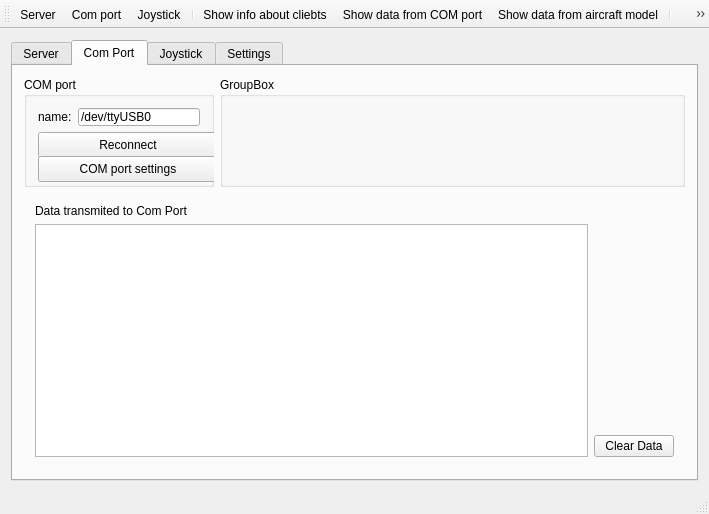
First picture: the form in mainwindow.ui, repository AndreyShelest/T10-server, before the edit.
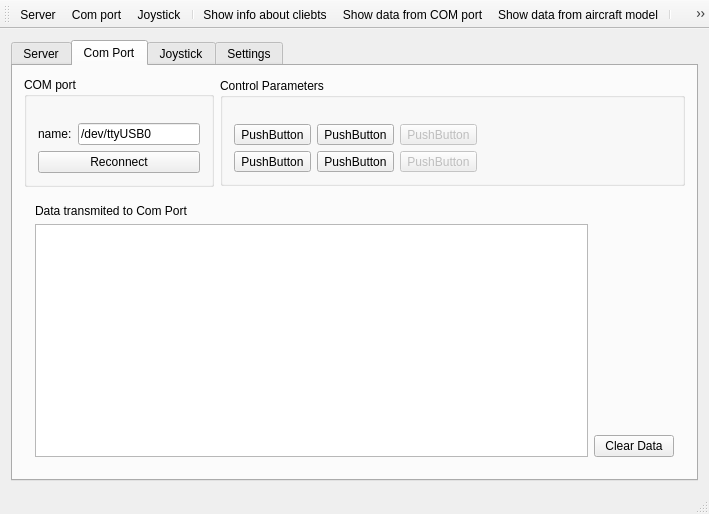
Second picture: the form after the edit. The open tabs and pages were chosen to show the change. Icons and pictures are not drawn.

Commit message: +add buttons to control Com Port Packet

What changed in the file:
```diff
--- a/mainwindow.ui
+++ b/mainwindow.ui
@@ -381,133 +381,6 @@
         <string>Com Port</string>
        </attribute>
        <layout class="QGridLayout" name="gridLayout_2">
-        <item row="0" column="0">
-         <widget class="QGroupBox" name="groupBox_comPort">
-          <property name="sizePolicy">
-           <sizepolicy hsizetype="Expanding" vsizetype="Expanding">
-            <horstretch>0</horstretch>
-            <verstretch>0</verstretch>
-           </sizepolicy>
-          </property>
-          <property name="maximumSize">
-           <size>
-            <width>190</width>
-            <height>110</height>
-           </size>
-          </property>
-          <property name="title">
-           <string>COM port</string>
-          </property>
-          <property name="flat">
-           <bool>false</bool>
-          </property>
-          <property name="checkable">
-           <bool>false</bool>
-          </property>
-          <layout class="QGridLayout" name="gridLayout">
-           <item row="0" column="0">
-            <widget class="QLabel" name="label_comPortName">
-             <property name="text">
-              <string>name:</string>
-             </property>
-            </widget>
-           </item>
-           <item row="0" column="1">
-            <widget class="QLineEdit" name="lineEditPort">
-             <property name="text">
-              <string>/dev/ttyUSB0</string>
-             </property>
-            </widget>
-           </item>
-           <item row="1" column="0" colspan="2">
-            <widget class="QPushButton" name="pushButton_comPortReconnect">
-             <property name="minimumSize">
-              <size>
-               <width>180</width>
-               <height>26</height>
-              </size>
-             </property>
-             <property name="maximumSize">
-              <size>
-               <width>180</width>
-               <height>26</height>
-              </size>
-             </property>
-             <property name="toolTip">
-              <string>Com Port reconnect</string>
-             </property>
-             <property name="text">
-              <string>Reconnect</string>
-             </property>
-             <property name="icon">
-              <iconset resource="T10_Server3.qrc">
-               <normaloff>:/resources/icons/plug_in.svg</normaloff>:/resources/icons/plug_in.svg</iconset>
-             </property>
-             <property name="iconSize">
-              <size>
-               <width>20</width>
-               <height>20</height>
-              </size>
-             </property>
-             <property name="checkable">
-              <bool>false</bool>
-             </property>
-             <property name="checked">
-              <bool>false</bool>
-             </property>
-             <property name="autoRepeat">
-              <bool>false</bool>
-             </property>
-             <property name="flat">
-              <bool>false</bool>
-             </property>
-            </widget>
-           </item>
-           <item row="2" column="0" colspan="2">
-            <widget class="QPushButton" name="pushButton">
-             <property name="minimumSize">
-              <size>
-               <width>180</width>
-               <height>26</height>
-              </size>
-             </property>
-             <property name="maximumSize">
-              <size>
-               <width>180</width>
-               <height>26</height>
-              </size>
-             </property>
-             <property name="text">
-              <string>COM port settings</string>
-             </property>
-             <property name="icon">
-              <iconset resource="T10_Server3.qrc">
-               <normaloff>:/resources/icons/gears.svg</normaloff>:/resources/icons/gears.svg</iconset>
-             </property>
-             <property name="iconSize">
-              <size>
-               <width>20</width>
-               <height>20</height>
-              </size>
-             </property>
-            </widget>
-           </item>
-          </layout>
-         </widget>
-        </item>
-        <item row="0" column="1">
-         <widget class="QGroupBox" name="groupBox">
-          <property name="sizePolicy">
-           <sizepolicy hsizetype="Expanding" vsizetype="Preferred">
-            <horstretch>0</horstretch>
-            <verstretch>0</verstretch>
-           </sizepolicy>
-          </property>
-          <property name="title">
-           <string>GroupBox</string>
-          </property>
-         </widget>
-        </item>
         <item row="1" column="0" colspan="2">
          <widget class="QWidget" name="widget_3" native="true">
           <property name="sizePolicy">
@@ -560,6 +433,291 @@
           </layout>
          </widget>
         </item>
+        <item row="0" column="1">
+         <widget class="QGroupBox" name="groupBox">
+          <property name="sizePolicy">
+           <sizepolicy hsizetype="Expanding" vsizetype="Fixed">
+            <horstretch>0</horstretch>
+            <verstretch>0</verstretch>
+           </sizepolicy>
+          </property>
+          <property name="title">
+           <string>Control Parameters</string>
+          </property>
+          <layout class="QGridLayout" name="gridLayout_6">
+           <item row="2" column="3">
+            <widget class="QToolButton" name="tb_custom_pp">
+             <property name="enabled">
+              <bool>false</bool>
+             </property>
+             <property name="text">
+              <string>PushButton</string>
+             </property>
+             <property name="icon">
+              <iconset>
+               <normalon>:/resources/icons/airplane2.svg</normalon>
+              </iconset>
+             </property>
+             <property name="iconSize">
+              <size>
+               <width>24</width>
+               <height>24</height>
+              </size>
+             </property>
+             <property name="checkable">
+              <bool>true</bool>
+             </property>
+            </widget>
+           </item>
+           <item row="2" column="2">
+            <widget class="QToolButton" name="tb_custom_on">
+             <property name="enabled">
+              <bool>true</bool>
+             </property>
+             <property name="toolTip">
+              <string>&lt;html&gt;&lt;head/&gt;&lt;body&gt;&lt;p&gt;custom mode&lt;/p&gt;&lt;p&gt;&lt;br/&gt;&lt;/p&gt;&lt;/body&gt;&lt;/html&gt;</string>
+             </property>
+             <property name="text">
+              <string>PushButton</string>
+             </property>
+             <property name="icon">
+              <iconset resource="T10_Server3.qrc">
+               <normaloff>:/resources/icons/gears.svg</normaloff>:/resources/icons/gears.svg</iconset>
+             </property>
+             <property name="iconSize">
+              <size>
+               <width>24</width>
+               <height>24</height>
+              </size>
+             </property>
+             <property name="checkable">
+              <bool>true</bool>
+             </property>
+            </widget>
+           </item>
+           <item row="0" column="0">
+            <spacer name="verticalSpacer">
+             <property name="orientation">
+              <enum>Qt::Vertical</enum>
+             </property>
+             <property name="sizeHint" stdset="0">
+              <size>
+               <width>20</width>
+               <height>15</height>
+              </size>
+             </property>
+            </spacer>
+           </item>
+           <item row="1" column="0">
+            <widget class="QToolButton" name="tb_data_on">
+             <property name="enabled">
+              <bool>true</bool>
+             </property>
+             <property name="toolTip">
+              <string>&lt;html&gt;&lt;head/&gt;&lt;body&gt;&lt;p&gt;Turn ON aircraft data&lt;/p&gt;&lt;/body&gt;&lt;/html&gt;</string>
+             </property>
+             <property name="text">
+              <string>PushButton</string>
+             </property>
+             <property name="icon">
+              <iconset>
+               <normalon>:/resources/icons/airplane2.svg</normalon>
+              </iconset>
+             </property>
+             <property name="iconSize">
+              <size>
+               <width>24</width>
+               <height>24</height>
+              </size>
+             </property>
+             <property name="checkable">
+              <bool>true</bool>
+             </property>
+            </widget>
+           </item>
+           <item row="1" column="3">
+            <widget class="QToolButton" name="tb_custom_rau">
+             <property name="enabled">
+              <bool>false</bool>
+             </property>
+             <property name="text">
+              <string>PushButton</string>
+             </property>
+             <property name="icon">
+              <iconset>
+               <normalon>:/resources/icons/airplane2.svg</normalon>
+              </iconset>
+             </property>
+             <property name="iconSize">
+              <size>
+               <width>24</width>
+               <height>24</height>
+              </size>
+             </property>
+             <property name="checkable">
+              <bool>true</bool>
+             </property>
+            </widget>
+           </item>
+           <item row="1" column="2">
+            <widget class="QToolButton" name="tb_data_rau_joy">
+             <property name="enabled">
+              <bool>true</bool>
+             </property>
+             <property name="toolTip">
+              <string>&lt;html&gt;&lt;head/&gt;&lt;body&gt;&lt;p&gt;rau by joy&lt;/p&gt;&lt;/body&gt;&lt;/html&gt;</string>
+             </property>
+             <property name="text">
+              <string>PushButton</string>
+             </property>
+             <property name="icon">
+              <iconset>
+               <normalon>:/resources/icons/Wrench.svg</normalon>
+              </iconset>
+             </property>
+             <property name="iconSize">
+              <size>
+               <width>24</width>
+               <height>24</height>
+              </size>
+             </property>
+             <property name="checkable">
+              <bool>true</bool>
+             </property>
+            </widget>
+           </item>
+           <item row="2" column="0">
+            <widget class="QToolButton" name="tb_data_on_Joy">
+             <property name="enabled">
+              <bool>true</bool>
+             </property>
+             <property name="toolTip">
+              <string>&lt;html&gt;&lt;head/&gt;&lt;body&gt;&lt;p&gt;joy data&lt;/p&gt;&lt;/body&gt;&lt;/html&gt;</string>
+             </property>
+             <property name="text">
+              <string>PushButton</string>
+             </property>
+             <property name="icon">
+              <iconset>
+               <normalon>:/resources/icons/joystick2.svg</normalon>
+              </iconset>
+             </property>
+             <property name="iconSize">
+              <size>
+               <width>24</width>
+               <height>24</height>
+              </size>
+             </property>
+             <property name="checkable">
+              <bool>true</bool>
+             </property>
+            </widget>
+           </item>
+           <item row="2" column="4">
+            <widget class="QWidget" name="widget_5" native="true">
+             <property name="sizePolicy">
+              <sizepolicy hsizetype="Expanding" vsizetype="Expanding">
+               <horstretch>0</horstretch>
+               <verstretch>0</verstretch>
+              </sizepolicy>
+             </property>
+            </widget>
+           </item>
+          </layout>
+         </widget>
+        </item>
+        <item row="0" column="0">
+         <widget class="QGroupBox" name="groupBox_comPort">
+          <property name="sizePolicy">
+           <sizepolicy hsizetype="Expanding" vsizetype="Expanding">
+            <horstretch>0</horstretch>
+            <verstretch>0</verstretch>
+           </sizepolicy>
+          </property>
+          <property name="maximumSize">
+           <size>
+            <width>190</width>
+            <height>110</height>
+           </size>
+          </property>
+          <property name="title">
+           <string>COM port</string>
+          </property>
+          <property name="flat">
+           <bool>false</bool>
+          </property>
+          <property name="checkable">
+           <bool>false</bool>
+          </property>
+          <layout class="QGridLayout" name="gridLayout">
+           <item row="0" column="1">
+            <spacer name="verticalSpacer_3">
+             <property name="orientation">
+              <enum>Qt::Vertical</enum>
+             </property>
+             <property name="sizeHint" stdset="0">
+              <size>
+               <width>20</width>
+               <height>2</height>
+              </size>
+             </property>
+            </spacer>
+           </item>
+           <item row="1" column="1">
+            <widget class="QLineEdit" name="lineEditPort">
+             <property name="text">
+              <string>/dev/ttyUSB0</string>
+             </property>
+            </widget>
+           </item>
+           <item row="1" column="0">
+            <widget class="QLabel" name="label_comPortName">
+             <property name="text">
+              <string>name:</string>
+             </property>
+            </widget>
+           </item>
+           <item row="2" column="0" colspan="2">
+            <widget class="QPushButton" name="pushButton_comPortReconnect">
+             <property name="sizePolicy">
+              <sizepolicy hsizetype="Expanding" vsizetype="Expanding">
+               <horstretch>0</horstretch>
+               <verstretch>0</verstretch>
+              </sizepolicy>
+             </property>
+             <property name="toolTip">
+              <string>Com Port reconnect</string>
+             </property>
+             <property name="text">
+              <string>Reconnect</string>
+             </property>
+             <property name="icon">
+              <iconset resource="T10_Server3.qrc">
+               <normaloff>:/resources/icons/plug_in.svg</normaloff>:/resources/icons/plug_in.svg</iconset>
+             </property>
+             <property name="iconSize">
+              <size>
+               <width>20</width>
+               <height>20</height>
+              </size>
+             </property>
+             <property name="checkable">
+              <bool>false</bool>
+             </property>
+             <property name="checked">
+              <bool>false</bool>
+             </property>
+             <property name="autoRepeat">
+              <bool>false</bool>
+             </property>
+             <property name="flat">
+              <bool>false</bool>
+             </property>
+            </widget>
+           </item>
+          </layout>
+         </widget>
+        </item>
        </layout>
       </widget>
       <widget class="QWidget" name="tab_joy">
```
Left out of the diff: 8 changed lines with no effect on the pictures. The commit also changes 6 other files.
